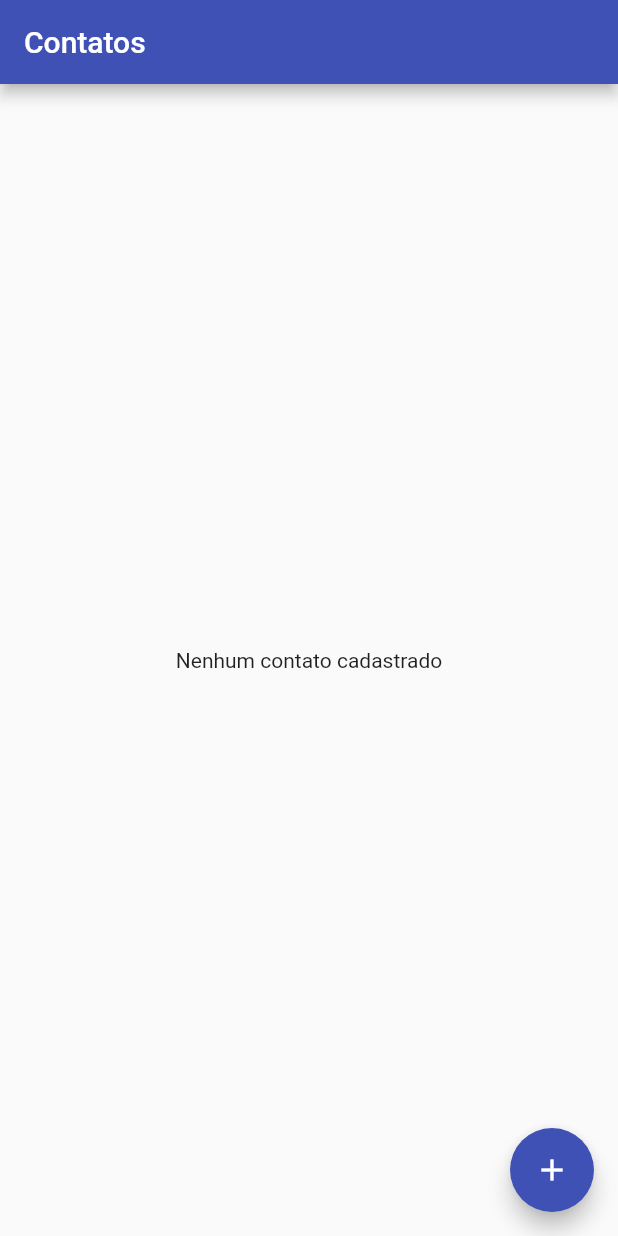
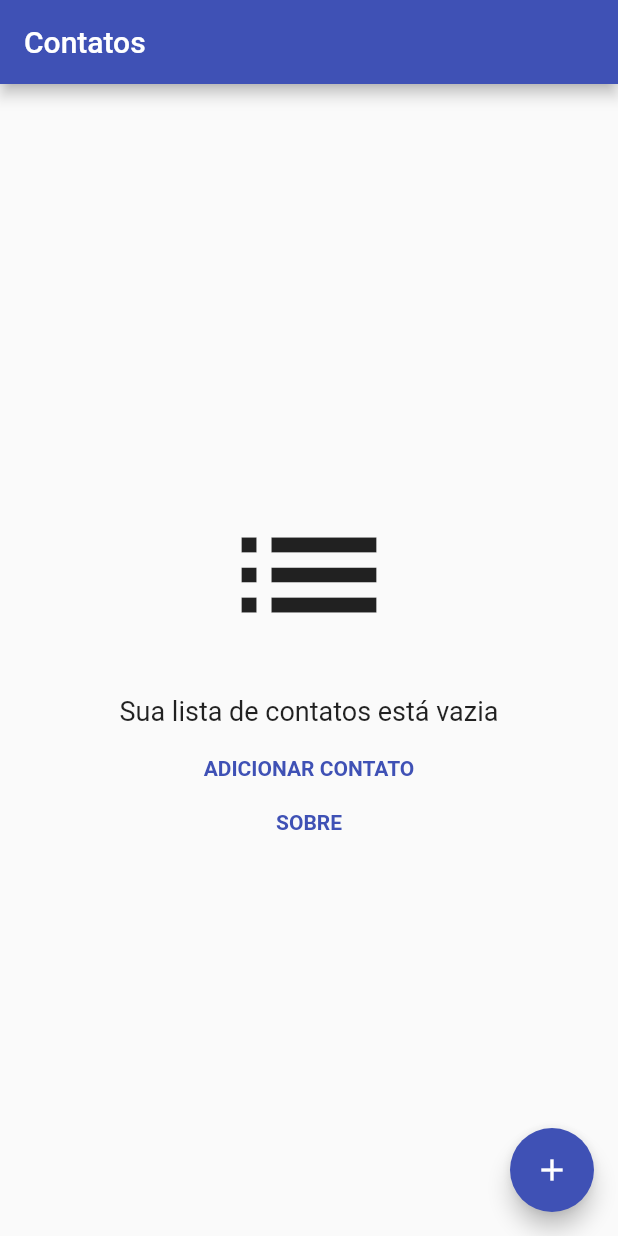
Before and after one commit to RogerioSobrinho/Flutter-ContactApp, a Flutter app: the screen it shows after launch, on a phone screen of 412 x 824 dp. Run offline on Flutter 3.47's test engine with Material 2 defaults, Android fonts, the phone set to English and light mode, and no system bars; our stand-ins replace font_awesome_flutter, share, sqflite; missing offline and left inert: masked_text; accounts and stored records are empty.

Commit message:
changed new home list default view

```diff
--- a/lib/widgets/HomeList.dart
+++ b/lib/widgets/HomeList.dart
@@ -1,8 +1,8 @@
-import 'package:contacts/pages/contact/contact-edit.dart';
+import 'package:contacts/pages/about/about.dart';
+import 'package:contacts/pages/contact/contact-add.dart';
+import 'package:contacts/pages/contact/contact-view.dart';
 import 'package:contacts/pages/home/homeBloc.dart';
 import 'package:flutter/material.dart';
-
-import '../layout.dart';
 
 class HomeList extends StatefulWidget {
   final List<Map> items;
@@ -29,8 +29,52 @@ class _HomeListState extends State<HomeList> {
       return Column(
         mainAxisAlignment: MainAxisAlignment.center,
         children: <Widget>[
+          Container(
+            child: Icon(
+              Icons.list,
+              size: 120,
+            ),
+          ),
+          SizedBox(height: 20),
           Center(
-            child: Text('Nenhum contato cadastrado'),
+            child: Text(
+              'Sua lista de contatos está vazia',
+              style: TextStyle(fontSize: 18),
+            ),
+          ),
+          SizedBox(height: 20),
+          GestureDetector(
+            onTap: () {
+              Navigator.push(
+                context,
+                MaterialPageRoute(builder: (context) => ContactAddPage()),
+              );
+            },
+            child: Text(
+              "ADICIONAR CONTATO",
+              style: TextStyle(
+                color: Colors.indigo,
+                fontSize: 14,
+                fontWeight: FontWeight.bold,
+              ),
+            ),
+          ),
+          SizedBox(height: 20),
+          GestureDetector(
+            onTap: () {
+              Navigator.push(
+                context,
+                MaterialPageRoute(builder: (context) => AboutPage()),
+              );
+            },
+            child: Text(
+              "SOBRE",
+              style: TextStyle(
+                color: Colors.indigo,
+                fontSize: 14,
+                fontWeight: FontWeight.bold,
+              ),
+            ),
           ),
         ],
       );
@@ -60,25 +104,25 @@ class _HomeListState extends State<HomeList> {
             );
           },
           child: Container(
-            decoration: BoxDecoration(color: Layout.primary()),
             width: MediaQuery.of(context).size.width,
             child: ListTile(
               contentPadding: EdgeInsets.symmetric(horizontal: 20.0),
               leading: CircleAvatar(
-                child: Text(item['name'].substring(0, 1).toUpperCase()),
-                backgroundColor: Layout.secondary(),
+                child: Text(
+                  item['name'].substring(0, 1).toUpperCase(),
+                  style: TextStyle(fontSize: 26, color: Colors.white60),
+                ),
               ),
               title: Text(
                 item['name'],
-                style: TextStyle(
-                  color: Layout.dark(),
-                  fontWeight: FontWeight.bold,
-                ),
+                style: TextStyle(fontSize: 17),
               ),
-              subtitle: Text(item['phoneNumber']),
+              subtitle: item['phoneNumber'].toString().isNotEmpty
+                  ? (item['phoneNumber'])
+                  : null,
               onTap: () {
-                ContactEditPage.contact = item;
-                Navigator.of(context).pushNamed(ContactEditPage.tag);
+                ContactViewPage.contact = item;
+                Navigator.of(context).pushNamed(ContactViewPage.tag);
               },
             ),
           ),
```
